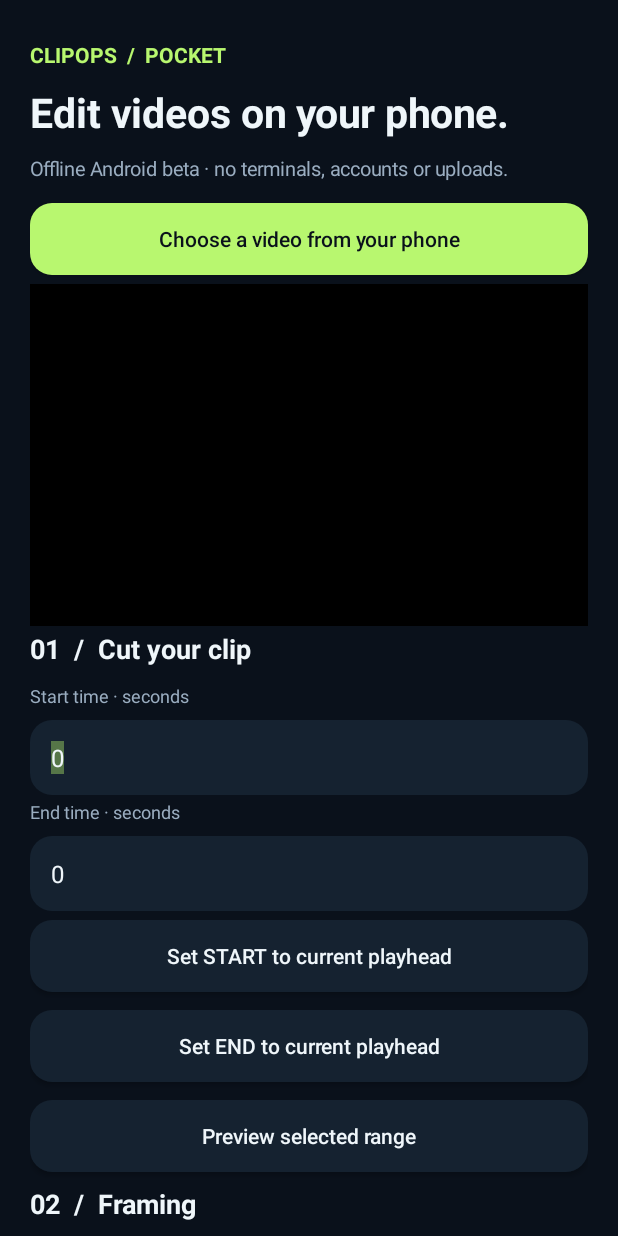
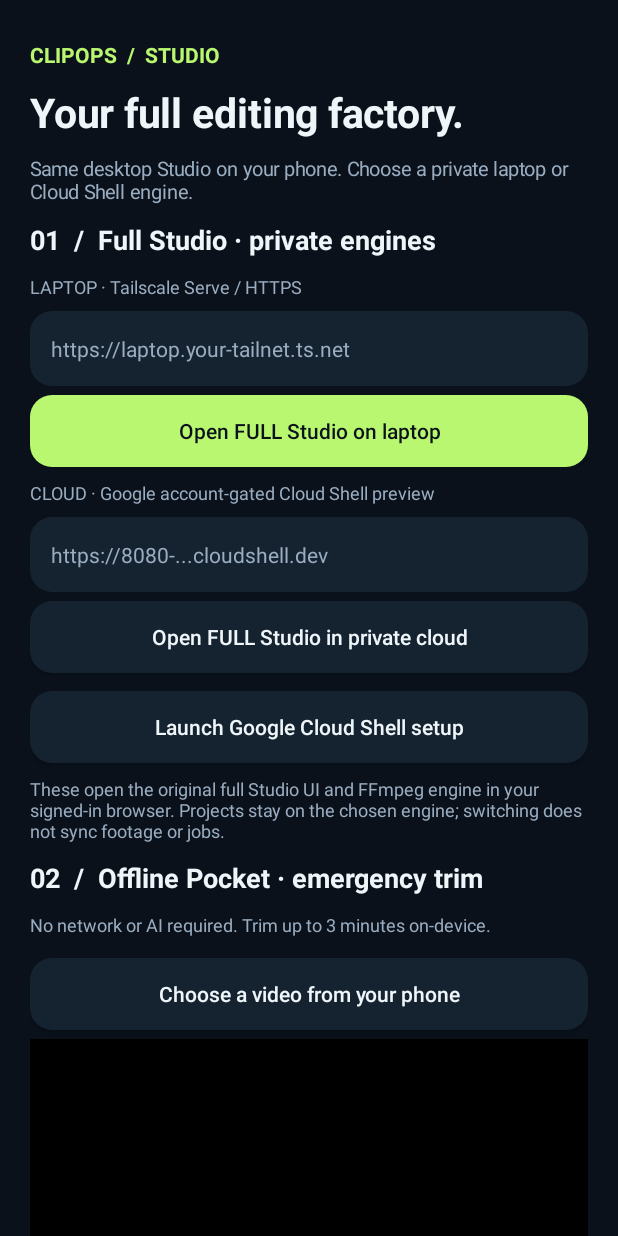
Before and after one commit to MohammedAbdelshafy/clipops-studio, an Android app: the screen it shows after launch (MainActivity), on a phone screen of 412 x 824 dp. Run offline under Robolectric (Android 15) with nearby library versions, the phone set to English and light mode, and no system bars.

Commit message:
android: full desktop Studio private laptop/cloud launcher with retained offline editor

```diff
--- a/android/app/src/main/java/com/mbm/clipops/pocket/MainActivity.kt
+++ b/android/app/src/main/java/com/mbm/clipops/pocket/MainActivity.kt
@@ -1,6 +1,8 @@
 package com.mbm.clipops.pocket
 
 import android.app.Activity
+import android.content.ActivityNotFoundException
+import androidx.browser.customtabs.CustomTabsIntent
 import android.content.ContentValues
 import android.content.Intent
 import android.graphics.Color
@@ -53,6 +55,8 @@ class MainActivity : Activity() {
 
     private lateinit var player: ExoPlayer
     private lateinit var preview: PlayerView
+    private lateinit var laptopUrl: EditText
+    private lateinit var cloudUrl: EditText
     private lateinit var startInput: EditText
     private lateinit var endInput: EditText
     private lateinit var format: Spinner
@@ -156,11 +160,41 @@ class MainActivity : Activity() {
         scroller.addView(body)
         setContentView(scroller)
 
-        body.addView(title("CLIPOPS  /  POCKET", 14f, accent, true))
-        body.addView(title("Edit videos on your phone.", 27f, ink, true))
-        body.addView(title("Offline Android beta · no terminals, accounts or uploads.", 13f, muted))
+        body.addView(title("CLIPOPS  /  STUDIO", 14f, accent, true))
+        body.addView(title("Your full editing factory.", 27f, ink, true))
+        body.addView(title("Same desktop Studio on your phone. Choose a private laptop or Cloud Shell engine.", 13f, muted))
+        body.addView(title("01  /  Full Studio · private engines", 18f, ink, true))
+        body.addView(title("LAPTOP · Tailscale Serve / HTTPS", 12f, muted))
+        laptopUrl = endpointField("https://laptop.your-tailnet.ts.net",
+            "studio_laptop_url")
+        body.addView(laptopUrl)
+        body.addView(button("Open FULL Studio on laptop", highlighted = true) {
+            openFullStudio(laptopUrl, HybridEndpoint.Engine.LAPTOP, "studio_laptop_url")
+        })
+        body.addView(title("CLOUD · Google account-gated Cloud Shell preview", 12f, muted))
+        cloudUrl = endpointField("https://8080-...cloudshell.dev",
+            "studio_cloud_url")
+        body.addView(cloudUrl)
+        body.addView(button("Open FULL Studio in private cloud") {
+            openFullStudio(cloudUrl, HybridEndpoint.Engine.CLOUD, "studio_cloud_url")
+        })
+        body.addView(button("Launch Google Cloud Shell setup") {
+            try {
+                CustomTabsIntent.Builder().setShowTitle(true).build()
+                    .launchUrl(this, Uri.parse("https://shell.cloud.google.com/"))
+            } catch (_: ActivityNotFoundException) {
+                setStatus("Install a supported browser to open Google Cloud Shell.")
+            }
+        })
+        body.addView(title(
+            "These open the original full Studio UI and FFmpeg engine in your signed-in browser. " +
+            "Projects stay on the chosen engine; switching does not sync footage or jobs.",
+            12f, muted
+        ))
+        body.addView(title("02  /  Offline Pocket · emergency trim", 18f, ink, true))
+        body.addView(title("No network or AI required. Trim up to 3 minutes on-device.", 12f, muted))
 
-        choose = button("Choose a video from your phone", highlighted = true) { pickVideo() }
+        choose = button("Choose a video from your phone") { pickVideo() }
         body.addView(choose)
         preview = PlayerView(this).apply {
             player = this@MainActivity.player
@@ -170,7 +204,7 @@ class MainActivity : Activity() {
         body.addView(preview, LinearLayout.LayoutParams(
             ViewGroup.LayoutParams.MATCH_PARENT, dp(228)
         ))
-        body.addView(title("01  /  Cut your clip", 18f, ink, true))
+        body.addView(title("Offline  /  Cut your clip", 18f, ink, true))
 
         startInput = numericField("Start time (seconds)", "0")
         endInput = numericField("End time (seconds)", "0")
@@ -182,7 +216,7 @@ class MainActivity : Activity() {
         body.addView(button("Set END to current playhead") { endInput.setText(formatSeconds(player.currentPosition)) })
         body.addView(button("Preview selected range") { previewSelection() })
 
-        body.addView(title("02  /  Framing", 18f, ink, true))
+        body.addView(title("Offline  /  Framing", 18f, ink, true))
         body.addView(title("Fit keeps all original content. No face tracking yet.", 12f, muted))
         format = Spinner(this)
         val formats = listOf("Original aspect", "Vertical 9:16 · fit", "Square 1:1 · fit")
@@ -192,7 +226,7 @@ class MainActivity : Activity() {
             ViewGroup.LayoutParams.MATCH_PARENT, dp(52)
         ))
 
-        body.addView(title("03  /  Export", 18f, ink, true))
+        body.addView(title("Offline  /  Export", 18f, ink, true))
         export = button("Export MP4 to Gallery", highlighted = true) { exportClip() }
         body.addView(export)
         cancel = button("Cancel export") { cancelExport() }
@@ -208,14 +242,56 @@ class MainActivity : Activity() {
         status.gravity = Gravity.CENTER_HORIZONTAL
         body.addView(status)
         body.addView(title(
-            "This APK trims and exports video locally. Source-footage ranking, transcript AI, " +
-            "multi-speaker captions, batch operations and 15–20 GB production editing remain " +
-            "in ClipOps Studio desktop. Large phone exports are not yet qualified.",
+            "Offline Pocket does only trim and export. FULL Studio uses the same " +
+            "desktop Python/FFmpeg engine over owner-authenticated private HTTPS. " +
+            "No automatic cloud failover, cross-engine project sync or remote hosting is provisioned.",
             12f, muted
         ))
         cancel.isEnabled = false
         export.isEnabled = false
         share.isEnabled = false
+    }
+
+    private fun endpointField(hint: String, key: String): EditText {
+        return EditText(this).apply {
+            this.hint = hint
+            setText(getPreferences(MODE_PRIVATE).getString(key, "") ?: "")
+            setTextColor(ink)
+            setHintTextColor(muted)
+            textSize = 14f
+            isSingleLine = true
+            inputType = InputType.TYPE_CLASS_TEXT or InputType.TYPE_TEXT_VARIATION_URI
+            background = rounded(panel)
+            setPadding(dp(14), 0, dp(14), 0)
+            layoutParams = LinearLayout.LayoutParams(
+                ViewGroup.LayoutParams.MATCH_PARENT, dp(50)
+            )
+        }
+    }
+
+    private fun openFullStudio(input: EditText, engine: HybridEndpoint.Engine, key: String) {
+        val url = try {
+            HybridEndpoint.validated(input.text.toString(), engine)
+        } catch (error: IllegalArgumentException) {
+            setStatus(error.message ?: "A private HTTPS engine URL is required.")
+            return
+        }
+        // Only clean HTTPS hostnames are persisted; NEVER passwords, cookies,
+        // bearer tokens, signed URLs or transcripts.
+        getPreferences(MODE_PRIVATE).edit().putString(key, url).apply()
+        input.setText(url)
+        try {
+            CustomTabsIntent.Builder()
+                .setShowTitle(true)
+                .setToolbarColor(background)
+                .build()
+                .launchUrl(this, Uri.parse(url))
+            setStatus("Opening full Studio. The chosen private engine must be running.")
+        } catch (_: ActivityNotFoundException) {
+            setStatus("Install Chrome or another browser before opening full Studio.")
+        } catch (_: SecurityException) {
+            setStatus("Your browser cannot open this private Studio URL.")
+        }
     }
 
     private fun numericField(hint: String, value: String): EditText {
```
